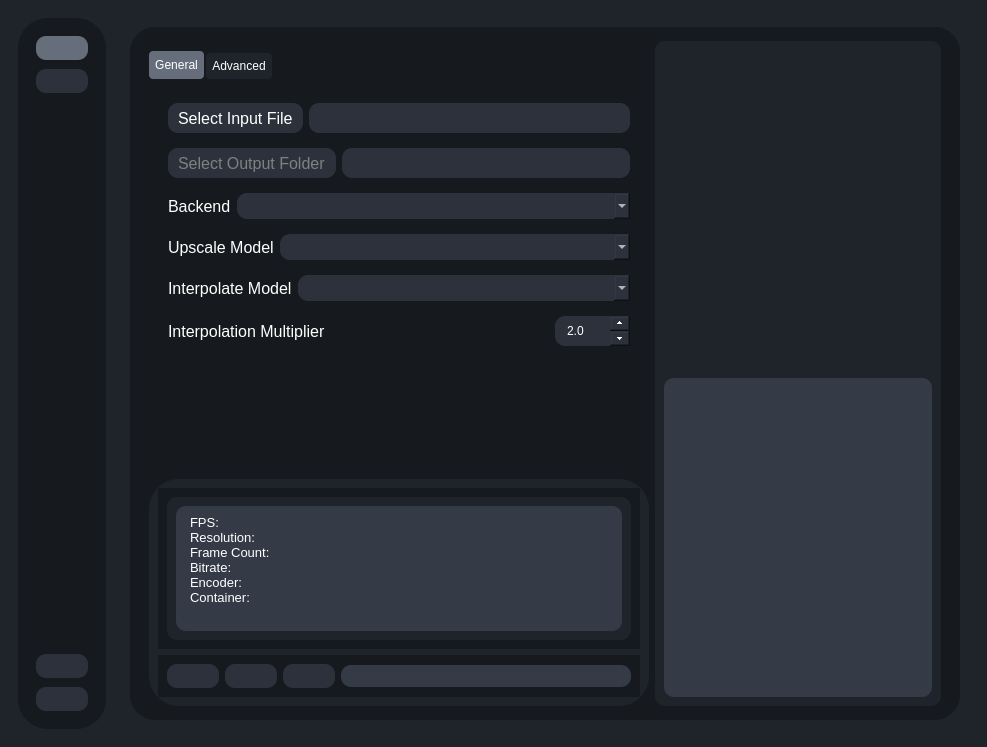
Before: the Qt Designer form testRVEInterface.ui in TNTwise/Rife-ESRGAN-App-Linux-QT, drawn with Qt 5.
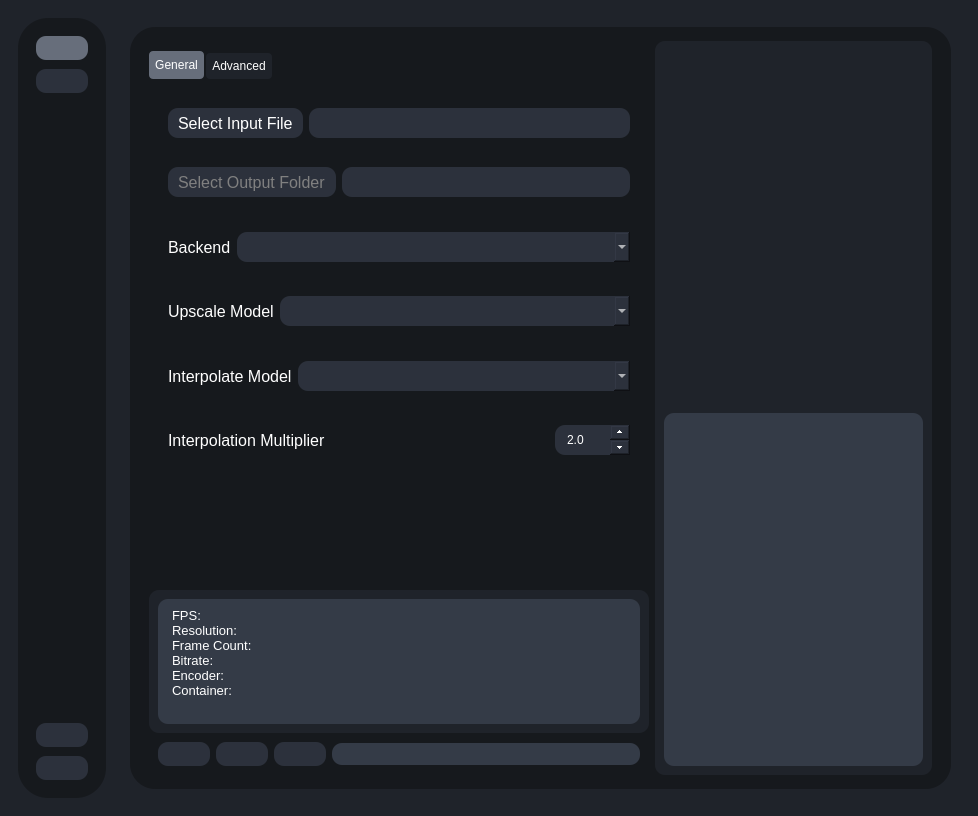
After: the same form once the commit is applied. The open tabs and pages were chosen to show the change. Icons and pictures are not drawn.

```diff
--- a/testRVEInterface.ui
+++ b/testRVEInterface.ui
@@ -6,8 +6,8 @@
    <rect>
     <x>0</x>
     <y>0</y>
-    <width>987</width>
-    <height>707</height>
+    <width>978</width>
+    <height>816</height>
    </rect>
   </property>
   <property name="windowTitle">
@@ -1012,38 +1012,6 @@
                        </layout>
                       </widget>
                      </item>
-                     <item>
-                      <spacer name="verticalSpacer_4">
-                       <property name="orientation">
-                        <enum>Qt::Orientation::Vertical</enum>
-                       </property>
-                       <property name="sizeType">
-                        <enum>QSizePolicy::Policy::Expanding</enum>
-                       </property>
-                       <property name="sizeHint" stdset="0">
-                        <size>
-                         <width>20</width>
-                         <height>23</height>
-                        </size>
-                       </property>
-                      </spacer>
-                     </item>
-                     <item>
-                      <spacer name="verticalSpacer_3">
-                       <property name="orientation">
-                        <enum>Qt::Orientation::Vertical</enum>
-                       </property>
-                       <property name="sizeType">
-                        <enum>QSizePolicy::Policy::Fixed</enum>
-                       </property>
-                       <property name="sizeHint" stdset="0">
-                        <size>
-                         <width>20</width>
-                         <height>10</height>
-                        </size>
-                       </property>
-                      </spacer>
-                     </item>
                     </layout>
                    </widget>
                    <widget class="QWidget" name="tab">
@@ -1599,9 +1567,52 @@
 </string>
                    </property>
                    <layout class="QVBoxLayout" name="verticalLayout_21">
+                    <property name="spacing">
+                     <number>0</number>
+                    </property>
+                    <property name="leftMargin">
+                     <number>0</number>
+                    </property>
+                    <property name="topMargin">
+                     <number>0</number>
+                    </property>
+                    <property name="rightMargin">
+                     <number>0</number>
+                    </property>
+                    <property name="bottomMargin">
+                     <number>0</number>
+                    </property>
                     <item>
                      <widget class="QWidget" name="widget_2" native="true">
-                      <layout class="QHBoxLayout" name="horizontalLayout_2">
+                      <layout class="QVBoxLayout" name="verticalLayout_24">
+                       <property name="spacing">
+                        <number>0</number>
+                       </property>
+                       <property name="leftMargin">
+                        <number>0</number>
+                       </property>
+                       <property name="topMargin">
+                        <number>0</number>
+                       </property>
+                       <property name="rightMargin">
+                        <number>0</number>
+                       </property>
+                       <property name="bottomMargin">
+                        <number>0</number>
+                       </property>
+                       <item>
+                        <spacer name="verticalSpacer_3">
+                         <property name="orientation">
+                          <enum>Qt::Orientation::Vertical</enum>
+                         </property>
+                         <property name="sizeHint" stdset="0">
+                          <size>
+                           <width>20</width>
+                           <height>40</height>
+                          </size>
+                         </property>
+                        </spacer>
+                       </item>
                        <item>
                         <widget class="QWidget" name="widget_14" native="true">
                          <property name="maximumSize">
@@ -1618,6 +1629,21 @@
 </string>
                          </property>
                          <layout class="QHBoxLayout" name="horizontalLayout_26">
+                          <property name="spacing">
+                           <number>6</number>
+                          </property>
+                          <property name="leftMargin">
+                           <number>9</number>
+                          </property>
+                          <property name="topMargin">
+                           <number>9</number>
+                          </property>
+                          <property name="rightMargin">
+                           <number>9</number>
+                          </property>
+                          <property name="bottomMargin">
+                           <number>9</number>
+                          </property>
                           <item>
                            <widget class="QTextEdit" name="videoInfoTextEdit">
                             <property name="enabled">
@@ -1695,6 +1721,21 @@
                        <string notr="true"/>
                       </property>
                       <layout class="QHBoxLayout" name="horizontalLayout_32">
+                       <property name="spacing">
+                        <number>6</number>
+                       </property>
+                       <property name="leftMargin">
+                        <number>9</number>
+                       </property>
+                       <property name="topMargin">
+                        <number>9</number>
+                       </property>
+                       <property name="rightMargin">
+                        <number>9</number>
+                       </property>
+                       <property name="bottomMargin">
+                        <number>9</number>
+                       </property>
                        <item>
                         <widget class="QPushButton" name="startRenderButton">
                          <property name="enabled">
```
Left out of the diff: 8 changed lines with no effect on the pictures.
